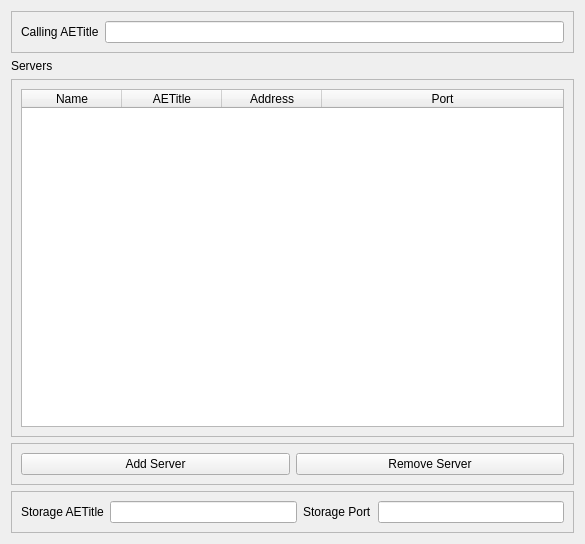
The window that Libs/DICOM/Widgets/Resources/UI/ctkDICOMServerNodeWidget.ui (commontk/CTK) describes before a commit, drawn with Qt 5.
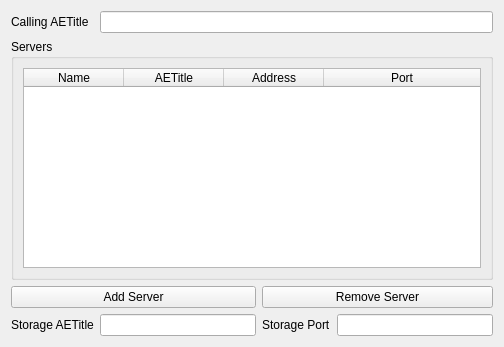
The same window after the commit.

What changed in the file:
```diff
--- a/Libs/DICOM/Widgets/Resources/UI/ctkDICOMServerNodeWidget.ui
+++ b/Libs/DICOM/Widgets/Resources/UI/ctkDICOMServerNodeWidget.ui
@@ -6,58 +6,64 @@
    <rect>
     <x>0</x>
     <y>0</y>
-    <width>585</width>
-    <height>544</height>
+    <width>504</width>
+    <height>347</height>
    </rect>
   </property>
   <property name="windowTitle">
    <string>Form</string>
   </property>
-  <layout class="QVBoxLayout" name="verticalLayout">
-   <item>
-    <widget class="QFrame" name="frame_2">
-     <property name="frameShape">
-      <enum>QFrame::StyledPanel</enum>
-     </property>
-     <property name="frameShadow">
-      <enum>QFrame::Raised</enum>
-     </property>
-     <layout class="QHBoxLayout" name="horizontalLayout_2">
-      <item>
-       <widget class="QLabel" name="label_2">
+  <layout class="QGridLayout" name="gridLayout">
+   <item row="0" column="0">
+    <widget class="QLabel" name="CallingAETitleLabel">
         <property name="text">
          <string>Calling AETitle</string>
         </property>
        </widget>
       </item>
-      <item>
+   <item row="0" column="1" colspan="3">
        <widget class="QLineEdit" name="CallingAETitle"/>
       </item>
-     </layout>
+   <item row="2" column="0" colspan="2">
+    <widget class="QPushButton" name="AddButton">
+     <property name="text">
+      <string>Add Server</string>
+     </property>
     </widget>
    </item>
-   <item>
-    <widget class="QLabel" name="label">
+   <item row="3" column="0">
+    <widget class="QLabel" name="StorageAETitleLabel">
      <property name="text">
+      <string>Storage AETitle</string>
+     </property>
+    </widget>
+   </item>
+   <item row="3" column="1">
+    <widget class="QLineEdit" name="StorageAETitle"/>
+   </item>
+   <item row="3" column="2">
+    <widget class="QLabel" name="StoratePortLabel">
+     <property name="text">
+      <string>Storage Port</string>
+     </property>
+    </widget>
+   </item>
+   <item row="3" column="3">
+    <widget class="QLineEdit" name="StoragePort"/>
+   </item>
+   <item row="2" column="2" colspan="2">
+    <widget class="QPushButton" name="RemoveButton">
+     <property name="text">
+      <string>Remove Server</string>
+     </property>
+    </widget>
+   </item>
+   <item row="1" column="0" colspan="4">
+    <widget class="QGroupBox" name="ServersGroupBox">
+     <property name="title">
       <string>Servers</string>
      </property>
-    </widget>
-   </item>
-   <item>
-    <widget class="QScrollArea" name="scrollArea">
-     <property name="widgetResizable">
-      <bool>true</bool>
-     </property>
-     <widget class="QWidget" name="scrollAreaWidgetContents">
-      <property name="geometry">
-       <rect>
-        <x>0</x>
-        <y>0</y>
-        <width>565</width>
-        <height>342</height>
-       </rect>
-      </property>
-      <layout class="QVBoxLayout" name="verticalLayout_2">
+     <layout class="QVBoxLayout" name="verticalLayout">
        <item>
         <widget class="QTableWidget" name="NodeTable">
          <attribute name="horizontalHeaderStretchLastSection">
@@ -87,65 +93,6 @@
           </property>
          </column>
         </widget>
-       </item>
-      </layout>
-     </widget>
-    </widget>
-   </item>
-   <item>
-    <widget class="QFrame" name="frame">
-     <property name="frameShape">
-      <enum>QFrame::StyledPanel</enum>
-     </property>
-     <property name="frameShadow">
-      <enum>QFrame::Raised</enum>
-     </property>
-     <layout class="QHBoxLayout" name="horizontalLayout">
-      <item>
-       <widget class="QPushButton" name="AddButton">
-        <property name="text">
-         <string>Add Server</string>
-        </property>
-       </widget>
-      </item>
-      <item>
-       <widget class="QPushButton" name="RemoveButton">
-        <property name="text">
-         <string>Remove Server</string>
-        </property>
-       </widget>
-      </item>
-     </layout>
-    </widget>
-   </item>
-   <item>
-    <widget class="QFrame" name="frame_3">
-     <property name="frameShape">
-      <enum>QFrame::StyledPanel</enum>
-     </property>
-     <property name="frameShadow">
-      <enum>QFrame::Raised</enum>
-     </property>
-     <layout class="QHBoxLayout" name="horizontalLayout_3">
-      <item>
-       <widget class="QLabel" name="label_3">
-        <property name="text">
-         <string>Storage AETitle</string>
-        </property>
-       </widget>
-      </item>
-      <item>
-       <widget class="QLineEdit" name="StorageAETitle"/>
-      </item>
-      <item>
-       <widget class="QLabel" name="label_4">
-        <property name="text">
-         <string>Storage Port</string>
-        </property>
-       </widget>
-      </item>
-      <item>
-       <widget class="QLineEdit" name="StoragePort"/>
       </item>
      </layout>
     </widget>
```
Left out of the diff: 2 changed lines with no effect on the pictures. Lines whose indentation alone changed are shown as unchanged.
